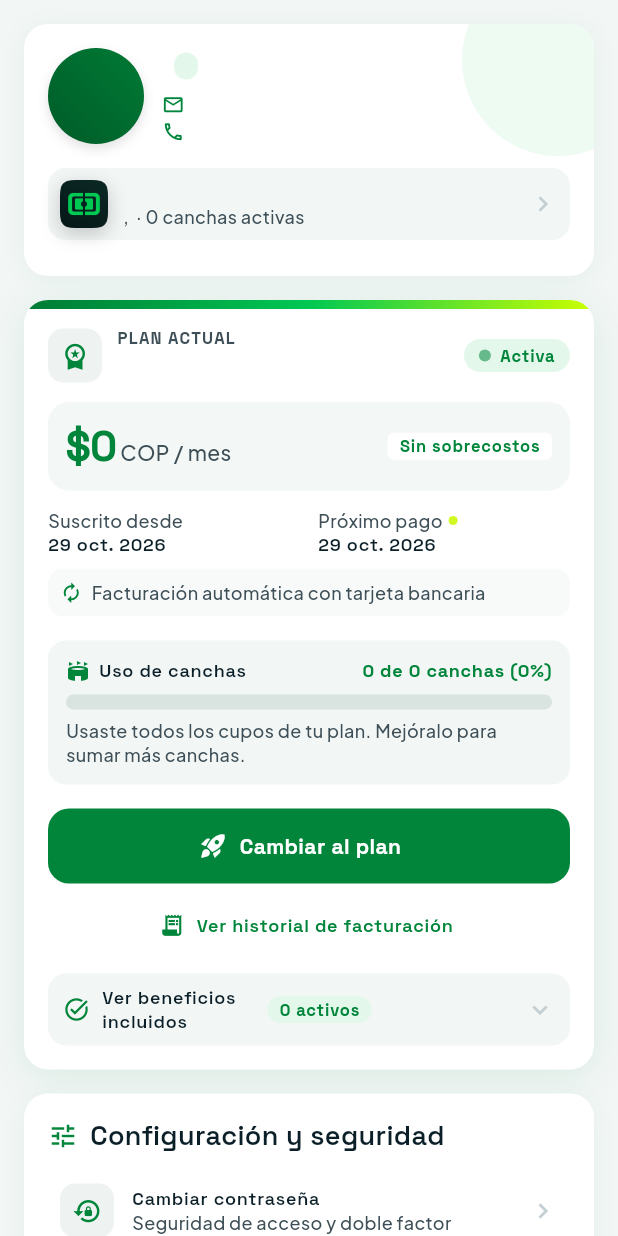
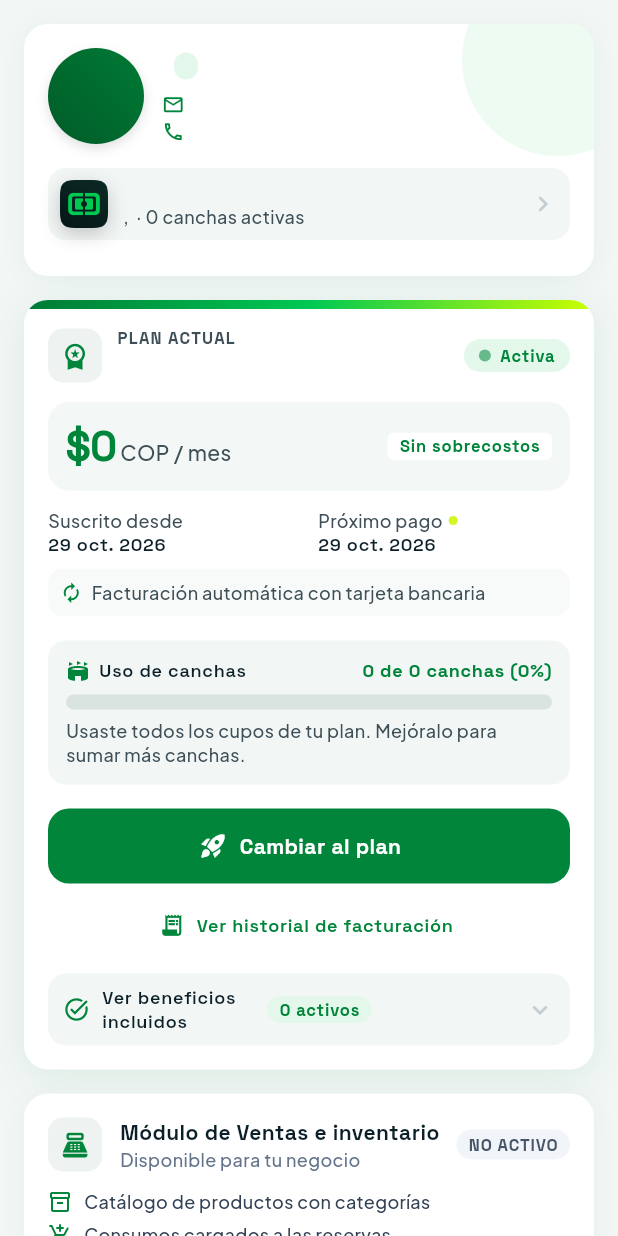
Before and after one commit to Resteban368/mi-cacha-app, a Flutter app: the _AccountContent widget shown alone on an empty page, opened directly with empty values, on a phone screen of 412 x 824 dp. Run offline on Flutter 3.47's test engine with Material 3 defaults, Android fonts, the phone set to English and light mode, and no system bars; our stand-ins replace bloc_concurrency, dio, equatable, flutter_bloc, flutter_map, flutter_secure_storage and 11 more; missing offline and left inert: dart:js_interop; accounts and stored records are empty; network calls fail.

Commit message:
Mi cuenta: solicitar el módulo de Ventas e inventario
Sin el módulo, la tarjeta muestra qué incluye (NO ACTIVO) y el botón
"Solicitar módulo", que abre WhatsApp con ventas de Mi Cancha con el
pedido ya escrito y el nombre del negocio.

Co-Authored-By: Claude Opus 5.5 <noreply@anthropic.com>

```diff
--- a/lib/features/business_account/presentation/pages/business_account_page.dart
+++ b/lib/features/business_account/presentation/pages/business_account_page.dart
@@ -151,13 +151,14 @@ class _AccountContent extends StatelessWidget {
             onBillingHistory: () =>
                 _comingSoon(context, 'Historial de facturación'),
           );
-    // Detalle del módulo de Ventas, debajo del plan, solo si está activo.
-    final salesModule = account.salesModule.enabled
-        ? SalesModuleCard(
+    // Módulo de Ventas e inventario, debajo del plan: su detalle si está
+    // activo o el botón para pedirlo si no.
+    final salesModule = SalesModuleCard(
       module: account.salesModule,
       onOpen: () => context.go(AppRoutes.businessSales),
-          )
-        : null;
+      onRequest: () =>
+          openSalesModuleRequest(context, businessName: venue?.name),
+    );
     final create = createNotificationsCubit;
     final settings = AccountSettingsCard(
       onChangePassword: switch (createChangePasswordCubit) {
@@ -192,10 +193,8 @@ class _AccountContent extends StatelessWidget {
               profile,
               const SizedBox(height: 16),
               subscription,
-              if (salesModule != null) ...[
               const SizedBox(height: 16),
               salesModule,
-              ],
               const SizedBox(height: 16),
               settings,
               const SizedBox(height: 16),
@@ -230,10 +229,8 @@ class _AccountContent extends StatelessWidget {
                           crossAxisAlignment: CrossAxisAlignment.stretch,
                           children: [
                             subscription,
-                            if (salesModule != null) ...[
                             const SizedBox(height: 24),
                             salesModule,
-                            ],
                           ],
                         ),
                       ),
--- a/lib/features/business_account/presentation/widgets/sales_module_card.dart
+++ b/lib/features/business_account/presentation/widgets/sales_module_card.dart
@@ -6,15 +6,23 @@ import '../../../../core/utils/formatters.dart';
 import '../../domain/entities/business_account.dart';
 import 'account_card.dart';
 
-/// Detalle del módulo de Ventas e inventario, debajo del plan (solo si está
-/// activo).
+/// Módulo de Ventas e inventario, debajo del plan: si está activo, su
+/// detalle; si no, qué incluye y el botón para pedirlo.
 class SalesModuleCard extends StatelessWidget {
-  const SalesModuleCard({super.key, required this.module, this.onOpen});
+  const SalesModuleCard({
+    super.key,
+    required this.module,
+    this.onOpen,
+    this.onRequest,
+  });
 
   final SalesModule module;
 
-  /// Ir a la sección Ventas.
+  /// Ir a la sección Ventas (módulo activo).
   final VoidCallback? onOpen;
+
+  /// Pedir que lo activen (módulo inactivo).
+  final VoidCallback? onRequest;
 
   static const _features = [
     (Icons.inventory_2_outlined, 'Catálogo de productos con categorías'),
@@ -28,6 +36,7 @@ class SalesModuleCard extends StatelessWidget {
 
   @override
   Widget build(BuildContext context) {
+    final enabled = module.enabled;
     return AccountCard(
       key: const Key('sales-module-card'),
       child: Column(
@@ -48,7 +57,14 @@ class SalesModuleCard extends StatelessWidget {
                         fontWeight: FontWeight.w800,
                       ),
                     ),
-                    if (module.enabledAt case final since?)
+                    if (!enabled)
+                      Text(
+                        'Disponible para tu negocio',
+                        style: AppTypography.bodySm.copyWith(
+                          color: AppColors.slate500,
+                        ),
+                      )
+                    else if (module.enabledAt case final since?)
                       Text(
                         'Activo desde el ${AppFormatters.mediumDate(since)}',
                         style: AppTypography.bodySm.copyWith(
@@ -61,13 +77,13 @@ class SalesModuleCard extends StatelessWidget {
               Container(
                 padding: const EdgeInsets.symmetric(horizontal: 8, vertical: 3),
                 decoration: BoxDecoration(
-                  color: AppColors.successTint,
+                  color: enabled ? AppColors.successTint : AppColors.slate100,
                   borderRadius: BorderRadius.circular(999),
                 ),
                 child: Text(
-                  'ACTIVO',
+                  enabled ? 'ACTIVO' : 'NO ACTIVO',
                   style: AppTypography.labelSm.copyWith(
-                    color: AppColors.emerald800,
+                    color: enabled ? AppColors.emerald800 : AppColors.slate600,
                     fontWeight: FontWeight.w800,
                   ),
                 ),
@@ -93,7 +109,25 @@ class SalesModuleCard extends StatelessWidget {
                 ],
               ),
             ),
-          if (onOpen != null) ...[
+          if (!enabled && onRequest != null) ...[
+            const SizedBox(height: 10),
+            FilledButton.icon(
+              key: const Key('request-sales-module'),
+              onPressed: onRequest,
+              icon: const Icon(Icons.chat_rounded, size: 18),
+              label: const Text('Solicitar módulo'),
+            ),
+            const SizedBox(height: 6),
+            Text(
+              'Te escribimos por WhatsApp y lo activamos para tu negocio.',
+              textAlign: TextAlign.center,
+              style: AppTypography.bodySm.copyWith(
+                fontSize: 11,
+                color: AppColors.slate500,
+              ),
+            ),
+          ],
+          if (enabled && onOpen != null) ...[
             const SizedBox(height: 6),
             Align(
               alignment: Alignment.centerLeft,
```
Also changed, not shown: lib/features/business_account/presentation/utils/plan_upgrade_whatsapp.dart (+34 -2 lines), 2 other files. Lines whose indentation alone changed are shown as unchanged.
